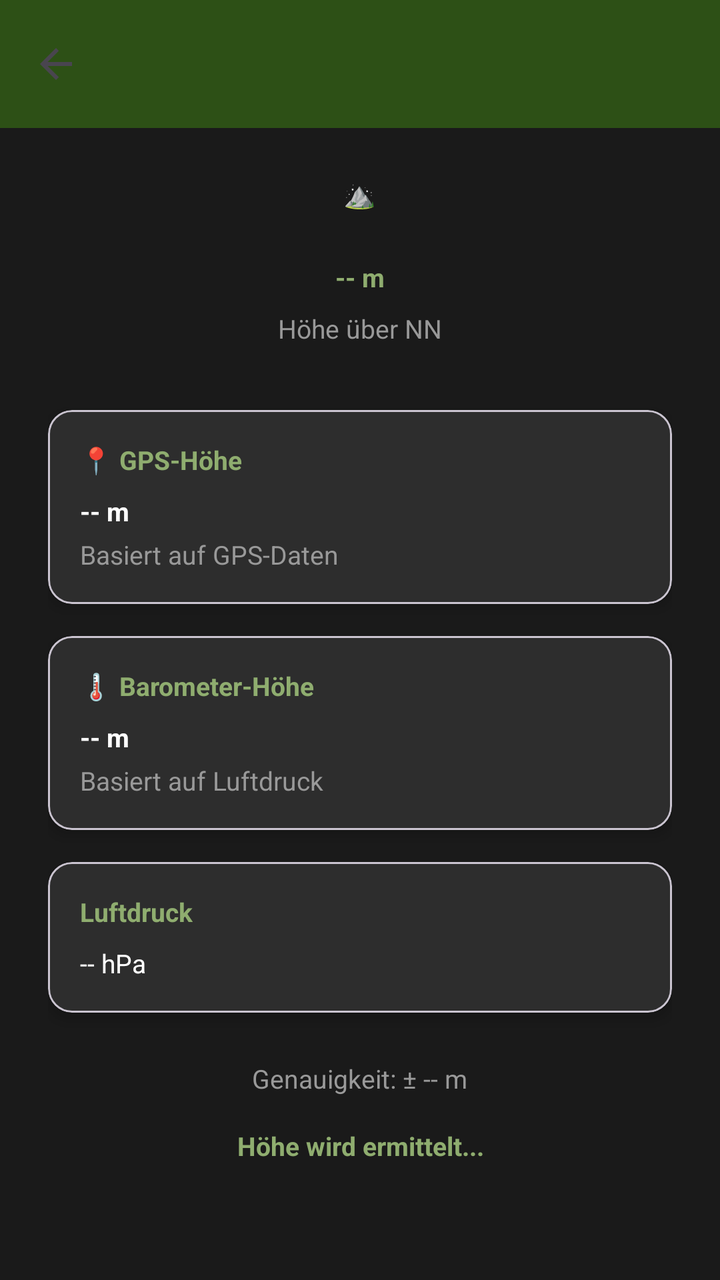
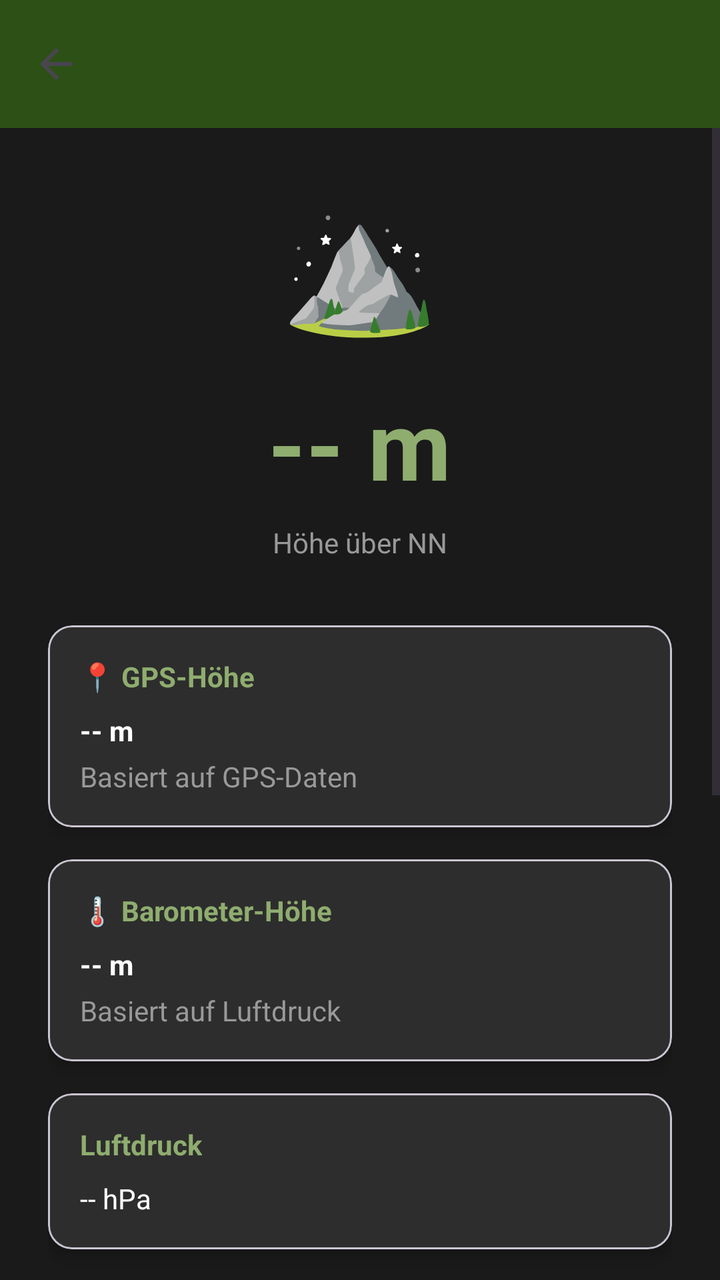

Before-and-after screenshots of an Android layout around one commit, followed by the original layout XML and the change that was made.
<!-- AndroidManifest.xml: application theme Theme.HundeWildnis -->
<!-- res/layout/activity_altimeter.xml -->
<?xml version="1.0" encoding="utf-8"?>
<androidx.coordinatorlayout.widget.CoordinatorLayout
    xmlns:android="http://schemas.android.com/apk/res/android"
    xmlns:app="http://schemas.android.com/apk/res-auto"
    android:layout_width="match_parent"
    android:layout_height="match_parent"
    android:fitsSystemWindows="false"
    android:background="#1a1a1a">

    <com.google.android.material.appbar.AppBarLayout android:id="@+id/appbar"
        android:layout_width="match_parent"
        android:layout_height="wrap_content">

        <androidx.appcompat.widget.Toolbar
            android:id="@+id/toolbar"
            android:layout_width="match_parent"
            android:layout_height="?attr/actionBarSize"
            android:background="#2d5016"
            app:titleTextColor="#FFFFFF"
            app:navigationIcon="?attr/homeAsUpIndicator" />
    </com.google.android.material.appbar.AppBarLayout>

    <ScrollView
        android:layout_width="match_parent"
        android:layout_height="match_parent"
        app:layout_behavior="@string/appbar_scrolling_view_behavior">

        <LinearLayout
            android:layout_width="match_parent"
            android:layout_height="wrap_content"
            android:orientation="vertical"
            android:padding="24dp"
            android:gravity="center_horizontal">

            
            <TextView
                android:layout_width="wrap_content"
                android:layout_height="wrap_content"
                android:layout_marginBottom="24dp"
                android:text="⛰️"
                android:textSize="@dimen/text_body_medium" />

            
            <TextView
                android:id="@+id/altitudeText"
                android:layout_width="wrap_content"
                android:layout_height="wrap_content"
                android:layout_marginBottom="8dp"
                android:text="-- m"
                android:textColor="#8fad6f"
                android:textSize="@dimen/text_body_medium"
                android:textStyle="bold" />

            <TextView
                android:layout_width="wrap_content"
                android:layout_height="wrap_content"
                android:layout_marginBottom="32dp"
                android:text="Höhe über NN"
                android:textColor="#999999"
                android:textSize="@dimen/text_body_medium" />

            
            <com.google.android.material.card.MaterialCardView
                android:layout_width="match_parent"
                android:layout_height="wrap_content"
                android:layout_marginBottom="16dp"
                app:cardBackgroundColor="#2d2d2d"
                app:cardCornerRadius="12dp"
                app:cardElevation="4dp">

                <LinearLayout
                    android:layout_width="match_parent"
                    android:layout_height="wrap_content"
                    android:orientation="vertical"
                    android:padding="16dp">

                    <TextView
                        android:layout_width="wrap_content"
                        android:layout_height="wrap_content"
                        android:text="📍 GPS-Höhe"
                        android:textColor="#8fad6f"
                        android:textSize="@dimen/text_body_medium"
                        android:textStyle="bold"
                        android:layout_marginBottom="8dp" />

                    <TextView
                        android:id="@+id/gpsAltitudeText"
                        android:layout_width="wrap_content"
                        android:layout_height="wrap_content"
                        android:text="-- m"
                        android:textColor="#FFFFFF"
                        android:textSize="@dimen/text_body_medium"
                        android:textStyle="bold" />

                    <TextView
                        android:layout_width="wrap_content"
                        android:layout_height="wrap_content"
                        android:layout_marginTop="4dp"
                        android:text="Basiert auf GPS-Daten"
                        android:textColor="#999999"
                        android:textSize="@dimen/text_body_medium" />
                </LinearLayout>
            </com.google.android.material.card.MaterialCardView>

            
            <com.google.android.material.card.MaterialCardView
                android:id="@+id/barometerCard"
                android:layout_width="match_parent"
                android:layout_height="wrap_content"
                android:layout_marginBottom="16dp"
                app:cardBackgroundColor="#2d2d2d"
                app:cardCornerRadius="12dp"
                app:cardElevation="4dp">

                <LinearLayout
                    android:layout_width="match_parent"
                    android:layout_height="wrap_content"
                    android:orientation="vertical"
                    android:padding="16dp">

                    <TextView
                        android:layout_width="wrap_content"
                        android:layout_height="wrap_content"
                        android:text="🌡️ Barometer-Höhe"
                        android:textColor="#8fad6f"
                        android:textSize="@dimen/text_body_medium"
                        android:textStyle="bold"
                        android:layout_marginBottom="8dp" />

                    <TextView
                        android:id="@+id/barometerAltitudeText"
                        android:layout_width="wrap_content"
                        android:layout_height="wrap_content"
                        android:text="-- m"
                        android:textColor="#FFFFFF"
                        android:textSize="@dimen/text_body_medium"
                        android:textStyle="bold" />

                    <TextView
                        android:layout_width="wrap_content"
                        android:layout_height="wrap_content"
                        android:layout_marginTop="4dp"
                        android:text="Basiert auf Luftdruck"
                        android:textColor="#999999"
                        android:textSize="@dimen/text_body_medium" />
                </LinearLayout>
            </com.google.android.material.card.MaterialCardView>

            
            <com.google.android.material.card.MaterialCardView
                android:id="@+id/pressureCard"
                android:layout_width="match_parent"
                android:layout_height="wrap_content"
                android:layout_marginBottom="24dp"
                app:cardBackgroundColor="#2d2d2d"
                app:cardCornerRadius="12dp"
                app:cardElevation="4dp">

                <LinearLayout
                    android:layout_width="match_parent"
                    android:layout_height="wrap_content"
                    android:orientation="vertical"
                    android:padding="16dp">

                    <TextView
                        android:layout_width="wrap_content"
                        android:layout_height="wrap_content"
                        android:text="Luftdruck"
                        android:textColor="#8fad6f"
                        android:textSize="@dimen/text_body_medium"
                        android:textStyle="bold"
                        android:layout_marginBottom="8dp" />

                    <TextView
                        android:id="@+id/pressureText"
                        android:layout_width="wrap_content"
                        android:layout_height="wrap_content"
                        android:text="-- hPa"
                        android:textColor="#FFFFFF"
                        android:textSize="@dimen/text_body_medium" />
                </LinearLayout>
            </com.google.android.material.card.MaterialCardView>

            
            <TextView
                android:id="@+id/accuracyText"
                android:layout_width="wrap_content"
                android:layout_height="wrap_content"
                android:text="Genauigkeit: ± -- m"
                android:textColor="#999999"
                android:textSize="@dimen/text_body_medium"
                android:layout_marginBottom="16dp" />

            
            <TextView
                android:id="@+id/statusText"
                android:layout_width="wrap_content"
                android:layout_height="wrap_content"
                android:text="Höhe wird ermittelt..."
                android:textAlignment="center"
                android:textColor="#8fad6f"
                android:textSize="@dimen/text_body_medium"
                android:textStyle="bold" />

        </LinearLayout>
    </ScrollView>

    <ProgressBar
        android:id="@+id/progressBar"
        android:layout_width="wrap_content"
        android:layout_height="wrap_content"
        android:layout_gravity="center"
        android:indeterminateTint="#8fad6f"
        android:visibility="visible" />

</androidx.coordinatorlayout.widget.CoordinatorLayout>
<!-- resources referenced by this layout -->
<resources>
  <dimen name="text_body_medium">14sp</dimen>
  <style name="Theme.HundeWildnis" parent="Base.Theme.HundeWildnis" />
  <style name="Widget.App.Button" parent="Widget.Material3.Button">
          <item name="autoSizeTextType">uniform</item>
          <item name="autoSizeMinTextSize">12sp</item>
          <item name="autoSizeMaxTextSize">@dimen/text_button_large</item>
          <item name="autoSizeStepGranularity">1sp</item>
          <item name="android:maxLines">2</item>
          <item name="android:ellipsize">end</item>
          <item name="android:paddingStart">16dp</item>
          <item name="android:paddingEnd">16dp</item>
          <item name="android:minHeight">60dp</item>
      </style>
  <style name="AlertDialogTheme" parent="ThemeOverlay.Material3.MaterialAlertDialog">
          
          <item name="colorSurface">#FFFFFF</item>
  
          
          <item name="colorOnSurface">#000000</item>
          <item name="android:textColorPrimary">#000000</item>
  
          
          <item name="buttonBarPositiveButtonStyle">@style/DialogButtonStyle.Light</item>
          <item name="buttonBarNegativeButtonStyle">@style/DialogButtonStyle.Light</item>
          <item name="buttonBarNeutralButtonStyle">@style/DialogButtonStyle.Light</item>
  
          
          <item name="buttonBarStyle">@style/Widget.App.ButtonBar</item>
  
          
          <item name="android:buttonStyle">@style/DialogButtonStyle.Light</item>
      </style>
  <style name="Widget.App.Overflow" parent="Widget.AppCompat.ActionButton.Overflow">
          <item name="android:src">@drawable/ic_menu_hamburger</item>
      </style>
  <dimen name="text_button_large">20sp</dimen>
  <style name="DialogButtonStyle.Light" parent="Widget.Material3.Button.TextButton.Dialog">
          
          <item name="android:textColor">#2d5016</item>
  
          
          <item name="android:textSize">13sp</item>
          <item name="android:textAllCaps">false</item>
          <item name="android:maxLines">2</item>
          <item name="android:singleLine">false</item>
          <item name="android:ellipsize">none</item>
          <item name="autoSizeTextType">uniform</item>
          <item name="autoSizeMinTextSize">10sp</item>
          <item name="autoSizeMaxTextSize">16sp</item>
  
          
          <item name="android:paddingStart">2dp</item>
          <item name="android:paddingEnd">2dp</item>
          <item name="android:minWidth">0dp</item>
          <item name="android:insetLeft">0dp</item>
          <item name="android:insetRight">0dp</item>
          <item name="android:insetTop">0dp</item>
          <item name="android:insetBottom">0dp</item>
  
          
          <item name="backgroundTint">@android:color/transparent</item>
  
          
          <item name="rippleColor">#332d5016</item>
      </style>
  <style name="Widget.App.ButtonBar" parent="Widget.AppCompat.ButtonBar.AlertDialog">
          <item name="android:padding">0dp</item>
      </style>
  <!-- drawable ic_menu_hamburger (drawable) -->
  <vector xmlns:android="http://schemas.android.com/apk/res/android"
      android:width="24dp"
      android:height="24dp"
      android:viewportWidth="24"
      android:viewportHeight="24">
      <path
          android:fillColor="#FFFFFF"
          android:pathData="M3,18h18v-2H3V18z M3,13h18v-2H3V13z M3,6v2h18V6H3z" />
  </vector>
  <!-- unchanged entries left out for length: 1 -->
</resources>

<!-- the commit's change to res/layout/activity_altimeter.xml (unified diff, before → after) -->
@@ -36,9 +36,9 @@
             <TextView
                 android:layout_width="wrap_content"
                 android:layout_height="wrap_content"
-                android:layout_marginBottom="24dp"
+                android:layout_marginBottom="16dp"
                 android:text="⛰️"
-                android:textSize="@dimen/text_body_medium" />
+                android:textSize="64sp" />
 
             
             <TextView
@@ -48,7 +48,7 @@
                 android:layout_marginBottom="8dp"
                 android:text="-- m"
                 android:textColor="#8fad6f"
-                android:textSize="@dimen/text_body_medium"
+                android:textSize="48sp"
                 android:textStyle="bold" />
 
             <TextView
@@ -57,7 +57,7 @@
                 android:layout_marginBottom="32dp"
                 android:text="Höhe über NN"
                 android:textColor="#999999"
-                android:textSize="@dimen/text_body_medium" />
+                android:textSize="@dimen/text_body_large" />
 
             
             <com.google.android.material.card.MaterialCardView
@@ -79,7 +79,7 @@
                         android:layout_height="wrap_content"
                         android:text="📍 GPS-Höhe"
                         android:textColor="#8fad6f"
-                        android:textSize="@dimen/text_body_medium"
+                        android:textSize="@dimen/text_body_large"
                         android:textStyle="bold"
                         android:layout_marginBottom="8dp" />
 
@@ -89,7 +89,7 @@
                         android:layout_height="wrap_content"
                         android:text="-- m"
                         android:textColor="#FFFFFF"
-                        android:textSize="@dimen/text_body_medium"
+                        android:textSize="@dimen/text_body_large"
                         android:textStyle="bold" />
 
                     <TextView
@@ -98,7 +98,7 @@
                         android:layout_marginTop="4dp"
                         android:text="Basiert auf GPS-Daten"
                         android:textColor="#999999"
-                        android:textSize="@dimen/text_body_medium" />
+                        android:textSize="@dimen/text_body_large" />
                 </LinearLayout>
             </com.google.android.material.card.MaterialCardView>
 
@@ -123,7 +123,7 @@
                         android:layout_height="wrap_content"
                         android:text="🌡️ Barometer-Höhe"
                         android:textColor="#8fad6f"
-                        android:textSize="@dimen/text_body_medium"
+                        android:textSize="@dimen/text_body_large"
                         android:textStyle="bold"
                         android:layout_marginBottom="8dp" />
 
@@ -133,7 +133,7 @@
                         android:layout_height="wrap_content"
                         android:text="-- m"
                         android:textColor="#FFFFFF"
-                        android:textSize="@dimen/text_body_medium"
+                        android:textSize="@dimen/text_body_large"
                         android:textStyle="bold" />
 
                     <TextView
@@ -142,7 +142,7 @@
                         android:layout_marginTop="4dp"
                         android:text="Basiert auf Luftdruck"
                         android:textColor="#999999"
-                        android:textSize="@dimen/text_body_medium" />
+                        android:textSize="@dimen/text_body_large" />
                 </LinearLayout>
             </com.google.android.material.card.MaterialCardView>
 
@@ -167,7 +167,7 @@
                         android:layout_height="wrap_content"
                         android:text="Luftdruck"
                         android:textColor="#8fad6f"
-                        android:textSize="@dimen/text_body_medium"
+                        android:textSize="@dimen/text_body_large"
                         android:textStyle="bold"
                         android:layout_marginBottom="8dp" />
 
@@ -177,7 +177,7 @@
                         android:layout_height="wrap_content"
                         android:text="-- hPa"
                         android:textColor="#FFFFFF"
-                        android:textSize="@dimen/text_body_medium" />
+                        android:textSize="@dimen/text_body_large" />
                 </LinearLayout>
             </com.google.android.material.card.MaterialCardView>
 
@@ -188,7 +188,7 @@
                 android:layout_height="wrap_content"
                 android:text="Genauigkeit: ± -- m"
                 android:textColor="#999999"
-                android:textSize="@dimen/text_body_medium"
+                android:textSize="@dimen/text_body_large"
                 android:layout_marginBottom="16dp" />
 
             
@@ -199,8 +199,43 @@
                 android:text="Höhe wird ermittelt..."
                 android:textAlignment="center"
                 android:textColor="#8fad6f"
-                android:textSize="@dimen/text_body_medium"
-                android:textStyle="bold" />
+                android:textSize="@dimen/text_body_large"
+                android:textStyle="bold"
+                android:layout_marginBottom="32dp" />
+
+            
+            <com.google.android.material.card.MaterialCardView
+                android:layout_width="match_parent"
+                android:layout_height="wrap_content"
+                app:cardBackgroundColor="#252525"
+                app:cardCornerRadius="12dp"
+                app:strokeColor="#3d3d3d"
+                app:strokeWidth="1dp">
+
+                <LinearLayout
+                    android:layout_width="match_parent"
+                    android:layout_height="wrap_content"
+                    android:orientation="vertical"
+                    android:padding="16dp">
+
+                    <TextView
+                        android:layout_width="wrap_content"
+                        android:layout_height="wrap_content"
+                        android:text="Messhinweise &amp; Bedingungen"
+                        android:textColor="#FFFFFF"
+                        android:textSize="14sp"
+                        android:textStyle="bold"
+                        android:layout_marginBottom="8dp" />
+
+                    <TextView
+                        android:layout_width="match_parent"
+                        android:layout_height="wrap_content"
+                        android:text="• GPS-Höhe: Erfordert freie Sicht zum Himmel. In Gebäuden oder tiefen Tälern oft sehr ungenau.\n\n• Barometer-Höhe: Sehr präzise bei relativen Änderungen (Treppen, Berge). Für absolute Höhe über NN wird automatisch ein Referenzwert (QNH) via Internet von Wetterstationen geladen.\n\n• Geoid-Korrektur: Die App korrigiert den GPS-Fehler (WGS84 vs. MSL) automatisch für genauere Meereshöhen-Angaben.\n\n• Kalibrierung: Ohne Internet wird die GPS-Höhe als Referenz für das Barometer genutzt, sobald die GPS-Genauigkeit ausreichend ist."
+                        android:textColor="#CCCCCC"
+                        android:textSize="12sp"
+                        android:lineSpacingExtra="2dp" />
+                </LinearLayout>
+            </com.google.android.material.card.MaterialCardView>
 
         </LinearLayout>
     </ScrollView>
<!-- resource entries referenced after the edit -->
@@ -1,6 +1,6 @@
 <!-- resources referenced by this layout -->
 <resources>
-  <dimen name="text_body_medium">14sp</dimen>
+  <dimen name="text_body_large">16sp</dimen>
   <style name="Theme.HundeWildnis" parent="Base.Theme.HundeWildnis" />
   <style name="Widget.App.Button" parent="Widget.Material3.Button">
           <item name="autoSizeTextType">uniform</item>
